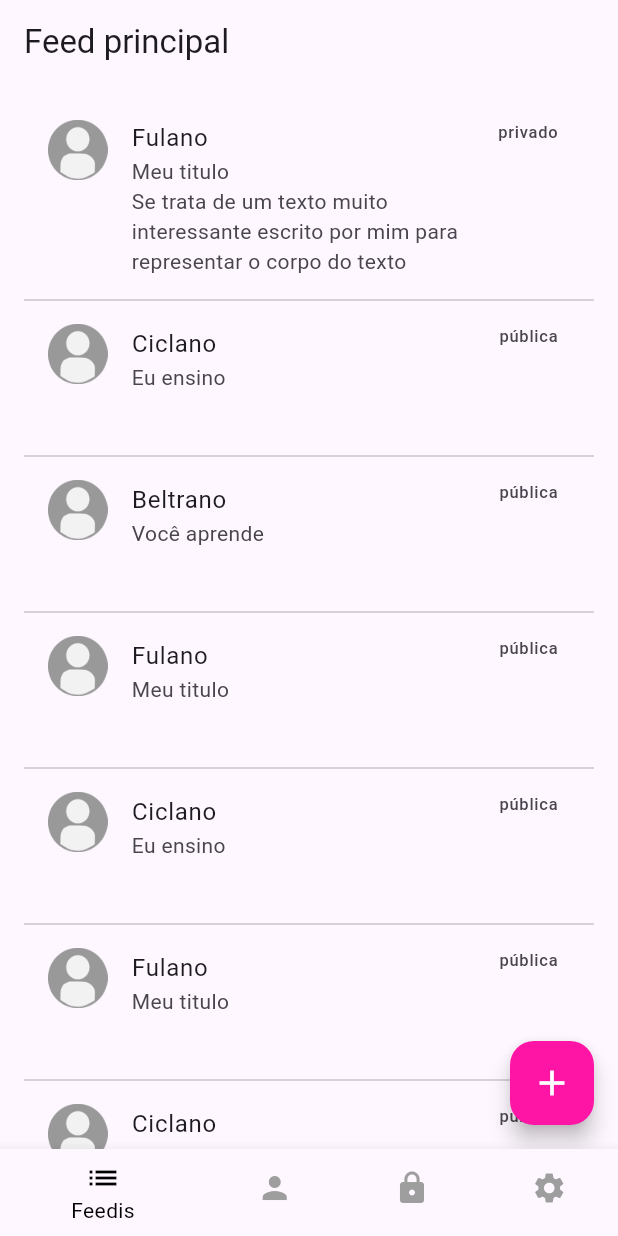
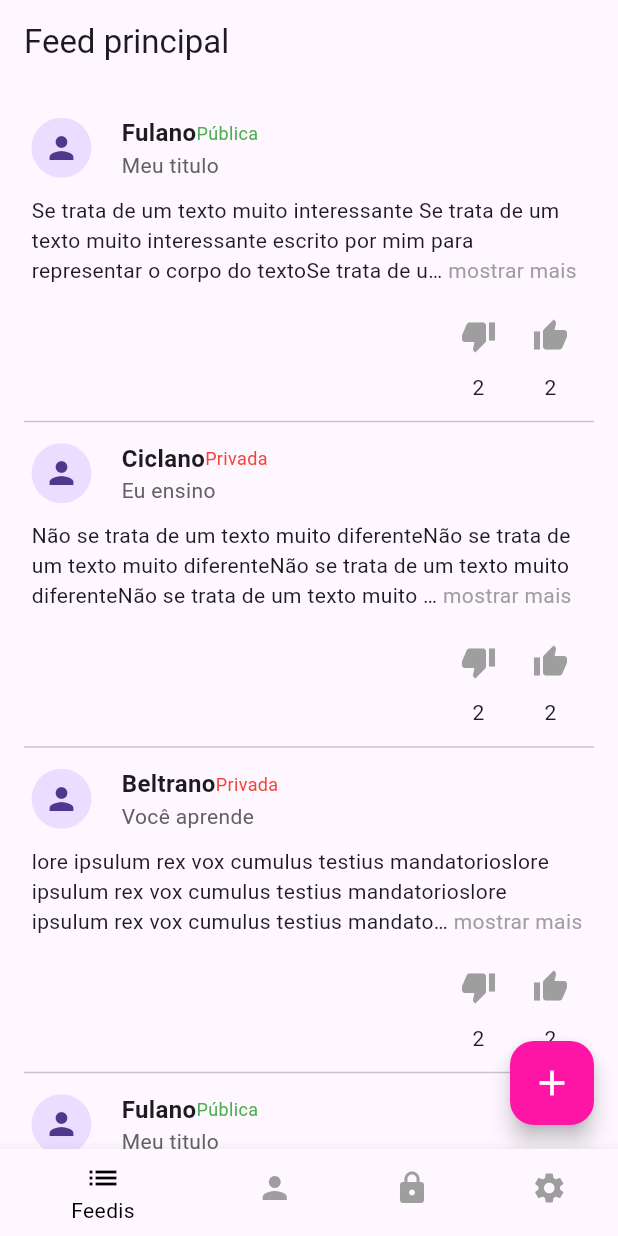
Before and after one commit to NinjaFeeders/right-mobile-ninja-feedis, a Flutter app: the HomePage screen opened directly, on a phone screen of 412 x 824 dp. Run offline on Flutter 3.47's test engine with Material 3 defaults, Android fonts, the light colour scheme and no system bars; drawn by our look-alikes of expandable_text; our stand-ins replace dio, flutter_screenutil.

Commit message:
New Feed Struct + Feedback button + login page measurements + Expanded text

```diff
--- /dev/null
+++ b/lib/components/feed_button.dart
@@ -0,0 +1,43 @@
+import 'package:flutter/material.dart';
+
+class FeedButton extends StatefulWidget {
+      final IconData icon;
+    final Color activeColor;
+    final Color inactiveColor;
+    final String text;
+
+  FeedButton({
+    Key? key,
+    required this.icon,
+    required this.activeColor,
+    required this.inactiveColor,
+    required this.text,}) : super(key: key);
+
+
+
+  @override
+  State<FeedButton> createState() => _FeedButtonState();
+}
+
+
+
+class _FeedButtonState extends State<FeedButton> {
+  bool _isActive = false;
+
+  void _toggleButton(){
+    setState(() {
+      _isActive = !_isActive;
+    });
+  }
+
+
+  @override
+  Widget build(BuildContext context) {
+    return Column(
+      children: [
+        IconButton(onPressed: _toggleButton, icon: Icon(widget.icon), color: _isActive ? widget.activeColor : widget.inactiveColor,),
+        Text(widget.text),
+      ],
+    );
+  }
+}
--- /dev/null
+++ b/lib/components/feed_struct.dart
@@ -0,0 +1,75 @@
+import 'package:expandable_text/expandable_text.dart';
+import 'package:feedis/components/feed_button.dart';
+import 'package:flutter/material.dart';
+import 'package:flutter/widgets.dart';
+
+class FeedStruct extends StatelessWidget {
+
+  final String userName;
+  final String title;
+  final bool isPrivate;
+  final String content;
+
+  FeedStruct({
+    required this.userName,
+    required this.title,
+    required this.isPrivate,
+    required this.content,
+    super.key
+});
+
+  @override
+  Widget build(BuildContext context) {
+    return Container(
+      child: Padding(
+        padding: EdgeInsets.all(5.0),
+        child: Column(
+          crossAxisAlignment: CrossAxisAlignment.start,
+          children: [
+            Row(
+              children: [
+                CircleAvatar(
+                  child: Icon(Icons.person),
+                ),
+                SizedBox(width: 20.0),
+                Column(
+                  crossAxisAlignment: CrossAxisAlignment.start,
+                  children: [
+                    Row(
+                      mainAxisAlignment: MainAxisAlignment.spaceBetween,
+                      children: [
+                        Text(userName,
+                        style: TextStyle(
+                          fontWeight: FontWeight.bold,
+                          fontSize: 16.0
+                        ),textAlign: TextAlign.right,
+                        ),
+                        Text(isPrivate ? 'Privada' : 'Pública',
+                    style: TextStyle(fontSize: 12.0, color: isPrivate ? Colors.red : Colors.green
+                      ),
+                    ),
+                      ],
+                    ),
+                    Text(title, style: TextStyle(fontSize: 14.0, color: Colors.grey[700]),
+                    ),
+
+                  ],
+                ),
+              ],
+            ),
+            SizedBox(height: 10.0),
+            ExpandableText(content, expandText: 'mostrar mais', collapseText: 'mostrar menos', maxLines: 3, linkColor: Colors.grey),
+            SizedBox(height: 10.0),
+            Row(
+              mainAxisAlignment: MainAxisAlignment.end,
+              children: [
+                FeedButton(icon: Icons.thumb_down, activeColor: Colors.black, inactiveColor: Colors.grey, text: '2'),
+                FeedButton(icon: Icons.thumb_up, activeColor: Colors.black, inactiveColor: Colors.grey, text: '2')
+              ],
+            ),
+          ],
+        ),
+      ),
+    );
+  }
+}
--- a/lib/model/message.dart
+++ b/lib/model/message.dart
@@ -5,7 +5,7 @@ class Message{
  String user;
  String title;
  String bodyMessage;
- String status;
+ bool status;
 
  Message({
   required this.icon,
--- a/lib/page/feed.dart
+++ b/lib/page/feed.dart
@@ -1,3 +1,4 @@
+import 'package:feedis/components/feed_struct.dart';
 import 'package:feedis/repository/colector.dart';
 import 'package:flutter/material.dart';
 
@@ -23,12 +24,7 @@ class _FeedPageState extends State<FeedPage> with TickerProviderStateMixin {
           title: const Text('Feed principal'),
         ),
         body: ListView.separated(itemBuilder: (BuildContext context, int message){
-          return ListTile(
-            leading: Image.asset(feedMessage[message].icon, height: 40,),
-            title: Text(feedMessage[message].user),
-            subtitle: Text(feedMessage[message].title),
-            isThreeLine: true,
-            trailing: Text(feedMessage[message].status),
+          return FeedStruct(userName: feedMessage[message].user, title: feedMessage[message].title, isPrivate: feedMessage[message].status, content: feedMessage[message].bodyMessage,
           );
         },
          padding:  EdgeInsets.all(16), separatorBuilder: (_, __) => Divider(), itemCount: feedMessage.length),
--- a/lib/page/login.dart
+++ b/lib/page/login.dart
@@ -24,13 +24,13 @@ class _LoginPageState extends State<LoginPage> {
           crossAxisAlignment: CrossAxisAlignment.end,
           children: [
             // Espaço em branco
-            SizedBox(width: 96.w, height: 100.h),
+            SizedBox(width: 96.w, height: 70.h),
             // Centralizar a logo
             Center(
               child: Image.asset(PathConstants.logoLogin),
             ),
             // outro espaço em branco
-            SizedBox(height: 120.h),
+            SizedBox(height: 28.h),
             UserInput(),
             SizedBox(height: 30.h),
             TextInput(password, Icons.lock, 'Senha', password_F),
--- a/lib/repository/colector.dart
+++ b/lib/repository/colector.dart
@@ -3,18 +3,18 @@ import 'package:feedis/model/message.dart';
 
 class Colector{
   static List<Message> tabela = [
-    Message(icon: PathConstants.userFeedIcon, user: 'Fulano', title: 'Meu titulo \nSe trata de um texto muito interessante escrito por mim para representar o corpo do texto', bodyMessage: "Se trata de um texto muito interessante", status: 'privado',),
-    Message(icon: PathConstants.userFeedIcon, user: 'Ciclano', title: 'Eu ensino', bodyMessage: "Não se trata de um texto muito diferente", status: 'pública'),
-    Message(icon: PathConstants.userFeedIcon, user: 'Beltrano', title: 'Você aprende', bodyMessage: "lore ipsulum rex vox cumulus testius mandatorios", status: 'pública',),
-    Message(icon: PathConstants.userFeedIcon, user: 'Fulano', title: 'Meu titulo', bodyMessage: "Se trata de um texto muito interessante", status: 'pública',),
-    Message(icon: PathConstants.userFeedIcon, user: 'Ciclano', title: 'Eu ensino', bodyMessage: "Não se trata de um texto muito diferente", status: 'pública',),
-    Message(icon: PathConstants.userFeedIcon, user: 'Fulano', title: 'Meu titulo', bodyMessage: "Se trata de um texto muito interessante", status: 'pública',),
-    Message(icon: PathConstants.userFeedIcon, user: 'Ciclano', title: 'Eu ensino', bodyMessage: "Não se trata de um texto muito diferente", status: 'pública',),
-    Message(icon: PathConstants.userFeedIcon, user: 'Fulano', title: 'Meu titulo', bodyMessage: "Se trata de um texto muito interessante", status: 'pública',),
-    Message(icon: PathConstants.userFeedIcon, user: 'Ciclano', title: 'Eu ensino', bodyMessage: "Não se trata de um texto muito diferente", status: 'pública',),
-    Message(icon: PathConstants.userFeedIcon, user: 'Beltrano', title: 'Você aprende', bodyMessage: "lore ipsulum rex vox cumulus testius mandatorios", status: 'pública',),
-    Message(icon: PathConstants.userFeedIcon, user: 'Fulano', title: 'Meu titulo', bodyMessage: "Se trata de um texto muito interessante", status: 'pública',),
-    Message(icon: PathConstants.userFeedIcon, user: 'Ciclano', title: 'Eu ensino', bodyMessage: "Não se trata de um texto muito diferente", status: 'pública',),
-    Message(icon: PathConstants.userFeedIcon, user: 'Fulano', title: 'Meu titulo', bodyMessage: "Se trata de um texto muito interessante", status: 'pública',),
+    Message(icon: PathConstants.userFeedIcon, user: 'Fulano', title: 'Meu titulo', bodyMessage: "Se trata de um texto muito interessante Se trata de um texto muito interessante escrito por mim para representar o corpo do texto" * 10, status: false,),
+    Message(icon: PathConstants.userFeedIcon, user: 'Ciclano', title: 'Eu ensino', bodyMessage: "Não se trata de um texto muito diferente" * 10, status: true),
+    Message(icon: PathConstants.userFeedIcon, user: 'Beltrano', title: 'Você aprende', bodyMessage: "lore ipsulum rex vox cumulus testius mandatorios" * 10, status: true,),
+    Message(icon: PathConstants.userFeedIcon, user: 'Fulano', title: 'Meu titulo', bodyMessage: "Se trata de um texto muito interessante" * 10, status: false,),
+    Message(icon: PathConstants.userFeedIcon, user: 'Ciclano', title: 'Eu ensino', bodyMessage: "Não se trata de um texto muito diferente" * 10, status: true,),
+    Message(icon: PathConstants.userFeedIcon, user: 'Fulano', title: 'Meu titulo', bodyMessage: "Se trata de um texto muito interessante" * 10, status: false,),
+    Message(icon: PathConstants.userFeedIcon, user: 'Ciclano', title: 'Eu ensino', bodyMessage: "Não se trata de um texto muito diferente" * 10, status: false,),
+    Message(icon: PathConstants.userFeedIcon, user: 'Fulano', title: 'Meu titulo', bodyMessage: "Se trata de um texto muito interessante" * 10, status: true,),
+    Message(icon: PathConstants.userFeedIcon, user: 'Ciclano', title: 'Eu ensino', bodyMessage: "Não se trata de um texto muito diferente" * 10, status: false,),
+    Message(icon: PathConstants.userFeedIcon, user: 'Beltrano', title: 'Você aprende', bodyMessage: "lore ipsulum rex vox cumulus testius mandatorios" * 10, status: true,),
+    Message(icon: PathConstants.userFeedIcon, user: 'Fulano', title: 'Meu titulo', bodyMessage: "Se trata de um texto muito interessante" * 10, status: true,),
+    Message(icon: PathConstants.userFeedIcon, user: 'Ciclano', title: 'Eu ensino', bodyMessage: "Não se trata de um texto muito diferente" * 10, status: true,),
+    Message(icon: PathConstants.userFeedIcon, user: 'Fulano', title: 'Meu titulo', bodyMessage: "Se trata de um texto muito interessante" * 10, status: true,),
   ];
 }
--- a/pubspec.yaml
+++ b/pubspec.yaml
@@ -8,6 +8,7 @@ environment:
 
 dependencies:
   dio: ^5.5.0+1
+  expandable_text: ^2.3.0
   flutter:
     sdk: flutter
   # add flutter_screenutil
```
Also changed, not shown: pubspec.lock.
